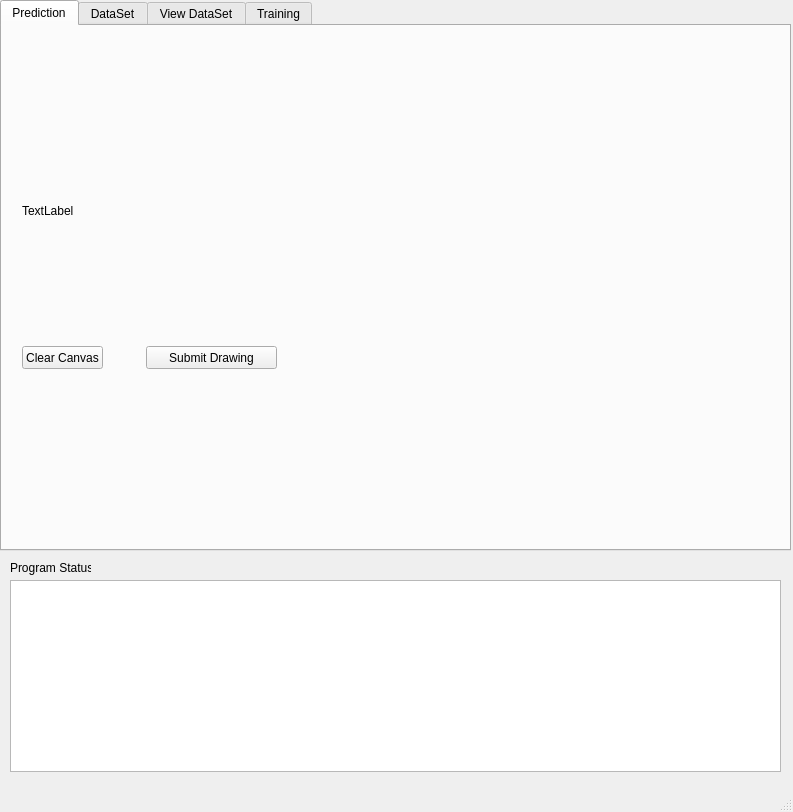
Before: the Qt Designer form projectGUI.ui in BeckBusch/CS302-Project-1, drawn with Qt 5.
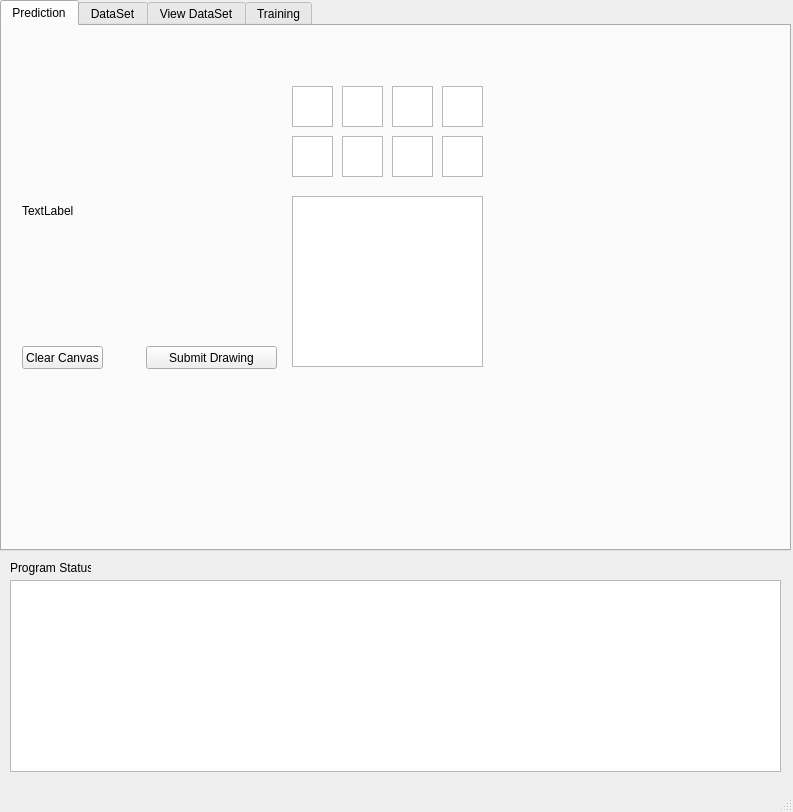
After: the same form once the commit is applied.

The edit to the form file:
```diff
--- a/projectGUI.ui
+++ b/projectGUI.ui
@@ -69,6 +69,96 @@
        <string>TextLabel</string>
       </property>
      </widget>
+     <widget class="QTextBrowser" name="textBrowser_2">
+      <property name="geometry">
+       <rect>
+        <x>290</x>
+        <y>170</y>
+        <width>191</width>
+        <height>171</height>
+       </rect>
+      </property>
+     </widget>
+     <widget class="QTextBrowser" name="textBrowser_3">
+      <property name="geometry">
+       <rect>
+        <x>290</x>
+        <y>60</y>
+        <width>41</width>
+        <height>41</height>
+       </rect>
+      </property>
+     </widget>
+     <widget class="QTextBrowser" name="textBrowser_4">
+      <property name="geometry">
+       <rect>
+        <x>440</x>
+        <y>60</y>
+        <width>41</width>
+        <height>41</height>
+       </rect>
+      </property>
+     </widget>
+     <widget class="QTextBrowser" name="textBrowser_5">
+      <property name="geometry">
+       <rect>
+        <x>390</x>
+        <y>60</y>
+        <width>41</width>
+        <height>41</height>
+       </rect>
+      </property>
+     </widget>
+     <widget class="QTextBrowser" name="textBrowser_6">
+      <property name="geometry">
+       <rect>
+        <x>340</x>
+        <y>60</y>
+        <width>41</width>
+        <height>41</height>
+       </rect>
+      </property>
+     </widget>
+     <widget class="QTextBrowser" name="textBrowser_7">
+      <property name="geometry">
+       <rect>
+        <x>290</x>
+        <y>110</y>
+        <width>41</width>
+        <height>41</height>
+       </rect>
+      </property>
+     </widget>
+     <widget class="QTextBrowser" name="textBrowser_8">
+      <property name="geometry">
+       <rect>
+        <x>340</x>
+        <y>110</y>
+        <width>41</width>
+        <height>41</height>
+       </rect>
+      </property>
+     </widget>
+     <widget class="QTextBrowser" name="textBrowser_9">
+      <property name="geometry">
+       <rect>
+        <x>390</x>
+        <y>110</y>
+        <width>41</width>
+        <height>41</height>
+       </rect>
+      </property>
+     </widget>
+     <widget class="QTextBrowser" name="textBrowser_10">
+      <property name="geometry">
+       <rect>
+        <x>440</x>
+        <y>110</y>
+        <width>41</width>
+        <height>41</height>
+       </rect>
+      </property>
+     </widget>
     </widget>
     <widget class="QWidget" name="dataSet">
      <attribute name="title">
```
